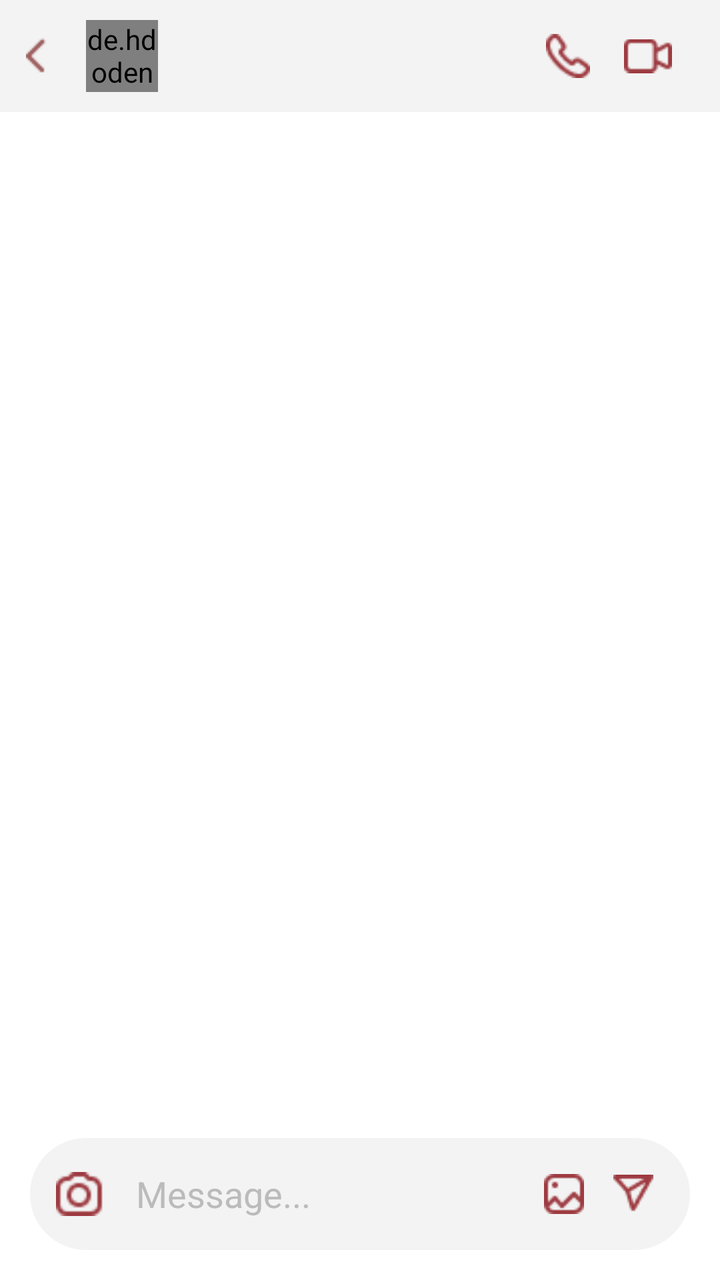
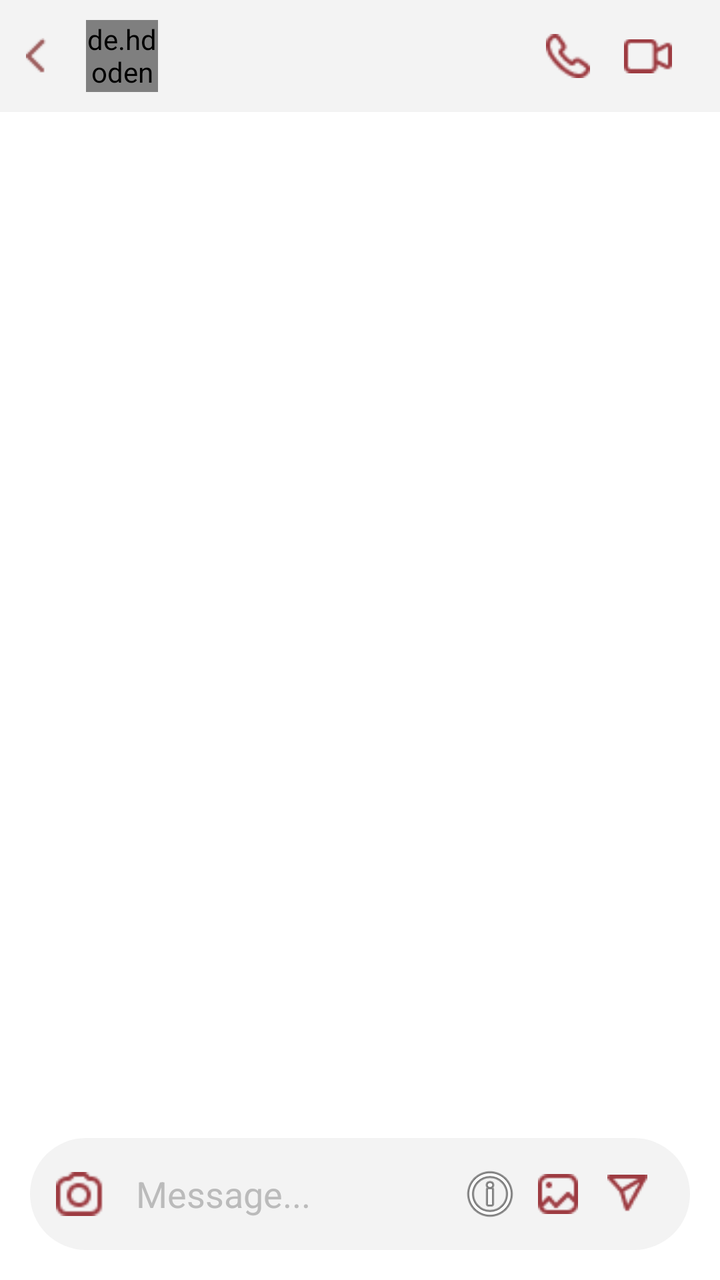

Screens rendered from an Android XML layout before and after an edit, with the pre-edit source and the edit as a unified diff.
<!-- AndroidManifest.xml: application theme Theme._23I0761_23I0765 -->
<!-- res/layout/activity_main9.xml -->
<?xml version="1.0" encoding="utf-8"?>
<LinearLayout xmlns:android="http://schemas.android.com/apk/res/android"
    android:orientation="vertical"
    android:layout_width="match_parent"
    android:layout_height="match_parent"
    android:background="@color/white">

    
    <RelativeLayout
        android:layout_width="match_parent"
        android:layout_height="56dp"
        android:background="@color/msg"
        android:padding="8dp">

        <ImageView
            android:id="@+id/back_arrow"
            android:layout_width="wrap_content"
            android:layout_height="wrap_content"
            android:layout_alignParentStart="true"
            android:layout_centerVertical="true"
            android:src="@drawable/chevronleft_colored"
            android:contentDescription="Back"
            android:layout_marginLeft="5dp" />

        <de.hdodenhof.circleimageview.CircleImageView
            android:id="@+id/profile_icon"
            android:layout_width="36dp"
            android:layout_height="36dp"
            android:layout_centerVertical="true"
            android:layout_toEndOf="@id/back_arrow"
            android:layout_marginStart="20dp" />

        <TextView
            android:id="@+id/profile_name"
            android:layout_width="wrap_content"
            android:layout_height="wrap_content"
            android:textSize="16sp"
            android:textColor="#000000"
            android:layout_toEndOf="@id/profile_icon"
            android:layout_marginStart="10dp"
            android:layout_centerVertical="true" />

        <LinearLayout
            android:layout_width="wrap_content"
            android:layout_height="match_parent"
            android:orientation="horizontal"
            android:gravity="center_vertical"
            android:layout_alignParentEnd="true">

            <ImageView
                android:layout_width="24dp"
                android:layout_height="24dp"
                android:src="@drawable/mobile"
                android:layout_marginEnd="16dp"
                android:contentDescription="Call"
                android:padding="1dp"
                android:id="@+id/audio"
                />

            <ImageView
                android:id="@+id/video"
                android:layout_width="24dp"
                android:layout_height="24dp"
                android:src="@drawable/call"
                android:contentDescription="Video call"
                android:layout_marginEnd="16dp"
                />

        </LinearLayout>
    </RelativeLayout>

    
    <LinearLayout
        android:id="@+id/call_status_container"
        android:layout_width="match_parent"
        android:layout_height="36dp"
        android:visibility="gone"
        android:paddingStart="12dp"
        android:paddingEnd="12dp"
        android:paddingTop="6dp"
        android:paddingBottom="6dp"
        android:background="@color/msg"
        android:gravity="center_vertical"
        android:orientation="horizontal">

        <TextView
            android:id="@+id/call_status_text"
            android:layout_width="0dp"
            android:layout_height="wrap_content"
            android:layout_weight="1"
            android:textColor="#000000"
            android:textSize="14sp"
            android:text="Connecting…" />

        <TextView
            android:id="@+id/call_timer_text"
            android:layout_width="wrap_content"
            android:layout_height="wrap_content"
            android:textColor="#000000"
            android:textSize="14sp"
            android:text="00:00"
            android:layout_marginStart="12dp" />

        <View
            android:id="@+id/call_level_bar"
            android:layout_width="48dp"
            android:layout_height="6dp"
            android:layout_marginStart="12dp"
            android:background="@android:color/holo_green_light" />
    </LinearLayout>

    
    <RelativeLayout
        android:layout_width="match_parent"
        android:layout_height="0dp"
        android:layout_weight="1"
        android:background="@color/white">

        
        <androidx.recyclerview.widget.RecyclerView
            android:id="@+id/recyclerChat"
            android:layout_width="match_parent"
            android:layout_height="match_parent"
            android:clipToPadding="false"
            android:padding="8dp"
            android:scrollbars="vertical" />
    </RelativeLayout>

    
    <LinearLayout
        android:layout_width="match_parent"
        android:layout_height="wrap_content"
        android:orientation="vertical">

        <RelativeLayout
            android:layout_width="match_parent"
            android:layout_height="56dp"
            android:padding="8dp"
            android:layout_marginHorizontal="15dp"
            android:background="@drawable/msg_bar">

            <ImageView
                android:id="@+id/camera_icon"
                android:layout_width="24dp"
                android:layout_height="24dp"
                android:layout_alignParentStart="true"
                android:layout_centerVertical="true"
                android:src="@drawable/cameraphoto"
                android:layout_marginStart="5dp"
                android:contentDescription="Camera" />

            <EditText
                android:id="@+id/etMessage"
                android:layout_width="0dp"
                android:layout_height="40dp"
                android:layout_toEndOf="@id/camera_icon"
                android:layout_toStartOf="@id/buttons"
                android:layout_marginStart="8dp"
                android:layout_marginEnd="8dp"
                android:background="@null"
                android:hint="Message..."
                android:textColorHint="@color/time"
                android:padding="8dp"
                android:textColor="@color/black" />

            <LinearLayout
                android:id="@+id/buttons"
                android:layout_width="85dp"
                android:layout_height="40dp"
                android:layout_alignParentEnd="true"
                android:layout_centerVertical="true"
                android:orientation="horizontal"
                android:gravity="center"
                >

                <ImageButton
                    android:id="@+id/btnAttach"
                    android:layout_width="24dp"
                    android:layout_height="24dp"
                    android:src="@drawable/gallery"
                    android:contentDescription="Attach"
                    android:background="@android:color/transparent"
                    android:layout_marginStart="10dp" />

                <ImageButton
                    android:id="@+id/btnSend"
                    android:layout_width="25dp"
                    android:layout_height="25dp"
                    android:src="@drawable/share2"
                    android:contentDescription="Send"
                    android:background="@android:color/transparent"
                    android:layout_marginStart="10dp"
                    />

            </LinearLayout>
        </RelativeLayout>

        <LinearLayout
            android:layout_width="match_parent"
            android:layout_height="15dp"
            android:background="@color/white" />

    </LinearLayout>
</LinearLayout>
<!-- resources referenced by this layout -->
<resources>
  <color name="black">#FF000000</color>
  <color name="msg">#F3F3F3</color>
  <color name="time"> #BBBBBB</color>
  <color name="white">#FFFFFFFF</color>
  <!-- drawable call: png bitmap (drawable, 465 bytes) -->
  <!-- drawable cameraphoto: png bitmap (drawable, 723 bytes) -->
  <!-- drawable chevronleft_colored: png bitmap (drawable, 268 bytes) -->
  <!-- drawable gallery: png bitmap (drawable, 591 bytes) -->
  <!-- drawable mobile: png bitmap (drawable, 673 bytes) -->
  <!-- drawable msg_bar (drawable) -->
  <shape xmlns:android="http://schemas.android.com/apk/res/android"
      android:shape="rectangle">
      <solid android:color="#F3F3F3"/>
      <corners android:radius="30dp"/>
      <padding android:left="8dp" android:top="8dp" android:right="8dp" android:bottom="8dp"/>
  </shape>
  <!-- drawable share2: png bitmap (drawable, 609 bytes) -->
  <style name="Theme._23I0761_23I0765" parent="Base.Theme._23I0761_23I0765" />
  <style name="Base.Theme._23I0761_23I0765" parent="Theme.Material3.DayNight.NoActionBar">
          
          
      </style>
</resources>

<!-- the commit's change to res/layout/activity_main9.xml (unified diff, before → after) -->
@@ -165,13 +165,22 @@
 
             <LinearLayout
                 android:id="@+id/buttons"
-                android:layout_width="85dp"
+                android:layout_width="120dp"
                 android:layout_height="40dp"
                 android:layout_alignParentEnd="true"
                 android:layout_centerVertical="true"
                 android:orientation="horizontal"
                 android:gravity="center"
                 >
+
+                <ImageButton
+                    android:id="@+id/btnVanishMode"
+                    android:layout_width="24dp"
+                    android:layout_height="24dp"
+                    android:src="@android:drawable/ic_menu_info_details"
+                    android:contentDescription="Vanish Mode"
+                    android:background="@android:color/transparent"
+                    android:layout_marginStart="5dp" />
 
                 <ImageButton
                     android:id="@+id/btnAttach"
